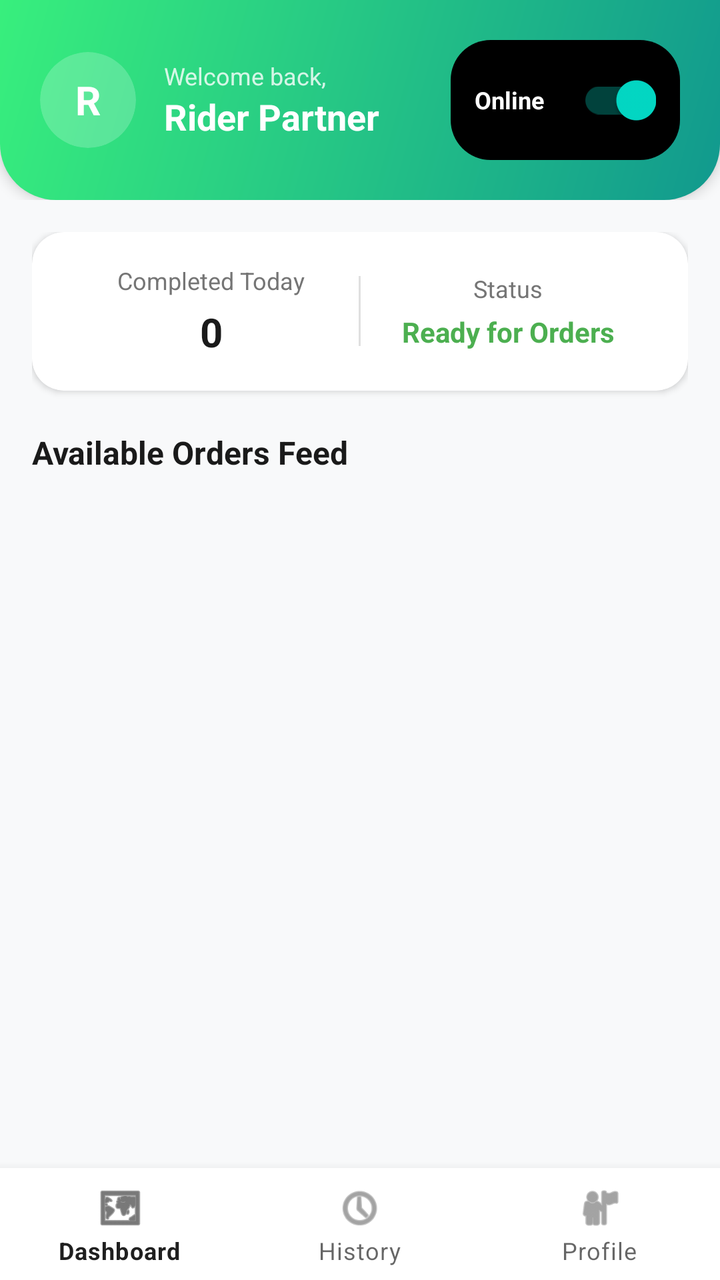
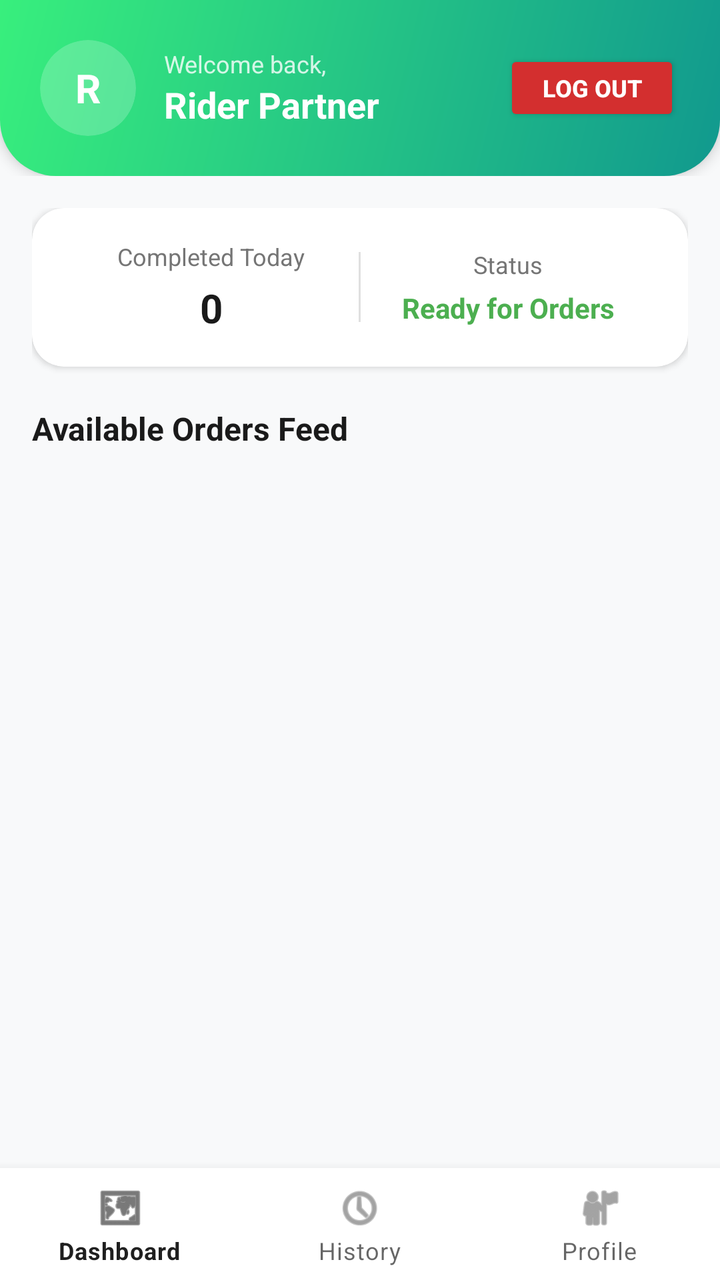

Before-and-after screenshots of an Android layout around one commit, followed by the original layout XML and the change that was made.
<!-- AndroidManifest.xml: application theme Theme.RiderApp -->
<!-- res/layout/activity_dashboard.xml -->
<?xml version="1.0" encoding="utf-8"?>
<androidx.coordinatorlayout.widget.CoordinatorLayout
    xmlns:android="http://schemas.android.com/apk/res/android"
    xmlns:app="http://schemas.android.com/apk/res-auto"
    android:layout_width="match_parent"
    android:layout_height="match_parent"
    android:background="#F8F9FA">

    <com.google.android.material.appbar.AppBarLayout
        android:layout_width="match_parent"
        android:layout_height="wrap_content"
        android:background="@android:color/transparent"
        app:elevation="0dp">

        
        <LinearLayout
            android:layout_width="match_parent"
            android:layout_height="wrap_content"
            android:orientation="vertical"
            android:background="@drawable/gradient_header_bg"
            android:padding="20dp"
            android:elevation="4dp">

            <LinearLayout
                android:layout_width="match_parent"
                android:layout_height="wrap_content"
                android:orientation="horizontal"
                android:gravity="center_vertical">

                
                <androidx.cardview.widget.CardView
                    android:layout_width="48dp"
                    android:layout_height="48dp"
                    app:cardCornerRadius="24dp"
                    app:cardElevation="0dp"
                    app:cardBackgroundColor="#33FFFFFF">

                    <TextView
                        android:layout_width="match_parent"
                        android:layout_height="match_parent"
                        android:text="R"
                        android:textColor="@android:color/white"
                        android:textSize="20sp"
                        android:textStyle="bold"
                        android:gravity="center" />
                </androidx.cardview.widget.CardView>

                <LinearLayout
                    android:layout_width="0dp"
                    android:layout_height="wrap_content"
                    android:layout_weight="1"
                    android:orientation="vertical"
                    android:layout_marginStart="14dp">

                    <TextView
                        android:layout_width="wrap_content"
                        android:layout_height="wrap_content"
                        android:text="Welcome back,"
                        android:textColor="#CCFFFFFF"
                        android:textSize="12sp" />

                    <TextView
                        android:id="@+id/tvRiderName"
                        android:layout_width="wrap_content"
                        android:layout_height="wrap_content"
                        android:text="Rider Partner"
                        android:textColor="@android:color/white"
                        android:textSize="18sp"
                        android:textStyle="bold" />
                </LinearLayout>

                
                <LinearLayout
                    android:layout_width="wrap_content"
                    android:layout_height="wrap_content"
                    android:background="@drawable/rounded_switch_bg"
                    android:paddingHorizontal="12dp"
                    android:paddingVertical="6dp"
                    android:gravity="center_vertical"
                    android:orientation="horizontal">

                    <TextView
                        android:id="@+id/tvOnlineStatusText"
                        android:layout_width="wrap_content"
                        android:layout_height="wrap_content"
                        android:text="Online"
                        android:textColor="@android:color/white"
                        android:textSize="12sp"
                        android:textStyle="bold"
                        android:layout_marginEnd="8dp" />

                    <androidx.appcompat.widget.SwitchCompat
                        android:id="@+id/switchOnlineOffline"
                        android:layout_width="wrap_content"
                        android:layout_height="wrap_content"
                        android:checked="true"
                        app:theme="@style/Widget.AppCompat.CompoundButton.Switch" />
                </LinearLayout>
            </LinearLayout>
        </LinearLayout>
    </com.google.android.material.appbar.AppBarLayout>

    
    <LinearLayout
        android:layout_width="match_parent"
        android:layout_height="match_parent"
        android:orientation="vertical"
        app:layout_behavior="@string/appbar_scrolling_view_behavior"
        android:padding="16dp">

        
        <androidx.cardview.widget.CardView
            android:layout_width="match_parent"
            android:layout_height="wrap_content"
            app:cardCornerRadius="16dp"
            app:cardElevation="2dp"
            app:cardBackgroundColor="@android:color/white"
            android:layout_marginBottom="20dp">

            <LinearLayout
                android:layout_width="match_parent"
                android:layout_height="wrap_content"
                android:orientation="horizontal"
                android:padding="16dp"
                android:gravity="center">

                <LinearLayout
                    android:layout_width="0dp"
                    android:layout_weight="1"
                    android:layout_height="wrap_content"
                    android:orientation="vertical"
                    android:gravity="center">

                    <TextView
                        android:layout_width="wrap_content"
                        android:layout_height="wrap_content"
                        android:text="Completed Today"
                        android:textColor="#757575"
                        android:textSize="12sp" />

                    <TextView
                        android:id="@+id/tvCompletedCount"
                        android:layout_width="wrap_content"
                        android:layout_height="wrap_content"
                        android:text="0"
                        android:textColor="#1A1A1A"
                        android:textSize="20sp"
                        android:textStyle="bold"
                        android:layout_marginTop="4dp" />
                </LinearLayout>

                <View
                    android:layout_width="1dp"
                    android:layout_height="35dp"
                    android:background="#E0E0E0" />

                <LinearLayout
                    android:layout_width="0dp"
                    android:layout_weight="1"
                    android:layout_height="wrap_content"
                    android:orientation="vertical"
                    android:gravity="center">

                    <TextView
                        android:layout_width="wrap_content"
                        android:layout_height="wrap_content"
                        android:text="Status"
                        android:textColor="#757575"
                        android:textSize="12sp" />

                    <TextView
                        android:id="@+id/tvActiveStatusLabel"
                        android:layout_width="wrap_content"
                        android:layout_height="wrap_content"
                        android:text="Ready for Orders"
                        android:textColor="#4CAF50"
                        android:textSize="14sp"
                        android:textStyle="bold"
                        android:layout_marginTop="4dp" />
                </LinearLayout>
            </LinearLayout>
        </androidx.cardview.widget.CardView>

        
        <TextView
            android:layout_width="match_parent"
            android:layout_height="wrap_content"
            android:text="Available Orders Feed"
            android:textColor="#1A1A1A"
            android:textSize="16sp"
            android:textStyle="bold"
            android:layout_marginBottom="12dp" />

        
        <androidx.recyclerview.widget.RecyclerView
            android:id="@+id/rvOrdersFeed"
            android:layout_width="match_parent"
            android:layout_height="0dp"
            android:layout_weight="1"
            android:clipToPadding="false" />

    </LinearLayout>

    
    <com.google.android.material.bottomnavigation.BottomNavigationView
        android:id="@+id/bottomNavigationView"
        android:layout_width="match_parent"
        android:layout_height="wrap_content"
        android:layout_gravity="bottom"
        android:background="@android:color/white"
        app:elevation="8dp"
        app:menu="@menu/bottom_nav_menu" />

</androidx.coordinatorlayout.widget.CoordinatorLayout>
<!-- resources referenced by this layout -->
<resources>
  <!-- drawable gradient_header_bg (drawable) -->
  <?xml version="1.0" encoding="utf-8"?>
  <shape xmlns:android="http://schemas.android.com/apk/res/android"
      android:shape="rectangle">
      <gradient
          android:startColor="#11998e"
          android:endColor="#38ef7d"
          android:angle="135" />
      <corners
          android:bottomLeftRadius="28dp"
          android:bottomRightRadius="28dp" />
  </shape>
  <!-- drawable rounded_switch_bg (drawable) -->
  <?xml version="1.0" encoding="utf-8"?>
  <shape xmlns:android="http://schemas.android.com/apk/res/android"
      android:shape="rectangle">
      <solid android:color="#000000" />
      <corners android:radius="20dp" />
  </shape>
  <style name="Theme.RiderApp" parent="Theme.MaterialComponents.DayNight.NoActionBar">
          
          <item name="colorPrimary">@color/primary_dark</item>
  
          
          <item name="android:statusBarColor">@android:color/white</item>
          <item name="android:windowLightStatusBar" tools:targetApi="m">true</item>
      </style>
  <color name="primary_dark">#1F1F1F</color>
</resources>

<!-- the commit's change to res/layout/activity_dashboard.xml (unified diff, before → after) -->
@@ -70,32 +70,18 @@
                 </LinearLayout>
 
                 
-                <LinearLayout
+                <Button
+                    android:id="@+id/btnLogout"
                     android:layout_width="wrap_content"
-                    android:layout_height="wrap_content"
-                    android:background="@drawable/rounded_switch_bg"
-                    android:paddingHorizontal="12dp"
-                    android:paddingVertical="6dp"
-                    android:gravity="center_vertical"
-                    android:orientation="horizontal">
-
-                    <TextView
-                        android:id="@+id/tvOnlineStatusText"
-                        android:layout_width="wrap_content"
-                        android:layout_height="wrap_content"
-                        android:text="Online"
-                        android:textColor="@android:color/white"
-                        android:textSize="12sp"
-                        android:textStyle="bold"
-                        android:layout_marginEnd="8dp" />
-
-                    <androidx.appcompat.widget.SwitchCompat
-                        android:id="@+id/switchOnlineOffline"
-                        android:layout_width="wrap_content"
-                        android:layout_height="wrap_content"
-                        android:checked="true"
-                        app:theme="@style/Widget.AppCompat.CompoundButton.Switch" />
-                </LinearLayout>
+                    android:layout_height="38dp"
+                    android:backgroundTint="#D32F2F"
+                    android:text="Log Out"
+                    android:textColor="@android:color/white"
+                    android:textSize="12sp"
+                    android:textStyle="bold"
+                    app:cornerRadius="10dp"
+                    android:paddingHorizontal="12dp" />
+
             </LinearLayout>
         </LinearLayout>
     </com.google.android.material.appbar.AppBarLayout>
<!-- resource entries referenced after the edit -->
@@ -12,13 +12,6 @@
           android:bottomLeftRadius="28dp"
           android:bottomRightRadius="28dp" />
   </shape>
-  <!-- drawable rounded_switch_bg (drawable) -->
-  <?xml version="1.0" encoding="utf-8"?>
-  <shape xmlns:android="http://schemas.android.com/apk/res/android"
-      android:shape="rectangle">
-      <solid android:color="#000000" />
-      <corners android:radius="20dp" />
-  </shape>
   <style name="Theme.RiderApp" parent="Theme.MaterialComponents.DayNight.NoActionBar">
           
           <item name="colorPrimary">@color/primary_dark</item>
